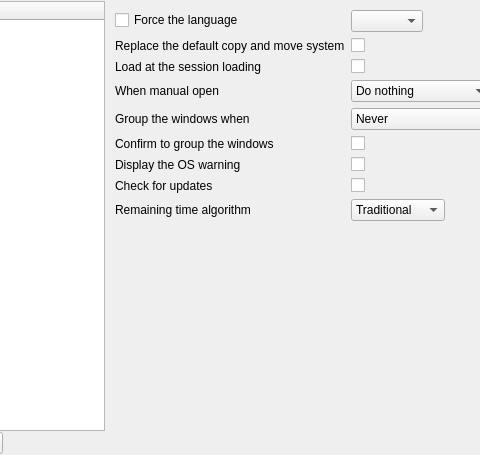
First picture: the form in OptionDialog.ui, repository alphaonex86/Ultracopier, before the edit; both pictures show x 96 to 576 and y 0 to 455 of the 779 by 455 pixel window.
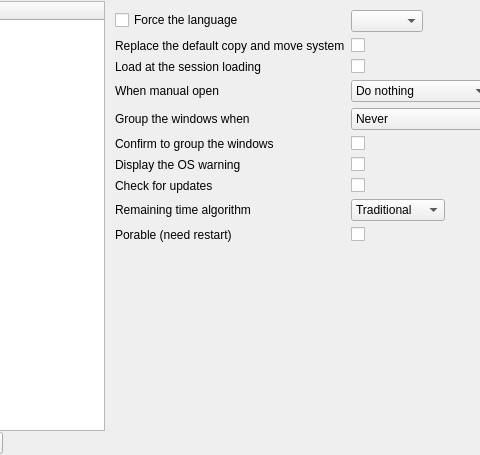
Second picture: the form after the edit. Icons and pictures are not drawn.

Diff of the .ui file:
```diff
--- a/OptionDialog.ui
+++ b/OptionDialog.ui
@@ -276,6 +276,20 @@
              </item>
             </widget>
            </item>
+           <item row="9" column="1">
+            <widget class="QCheckBox" name="portable">
+             <property name="text">
+              <string/>
+             </property>
+            </widget>
+           </item>
+           <item row="9" column="0">
+            <widget class="QLabel" name="label_12">
+             <property name="text">
+              <string>Porable (need restart)</string>
+             </property>
+            </widget>
+           </item>
           </layout>
          </item>
          <item>
```
